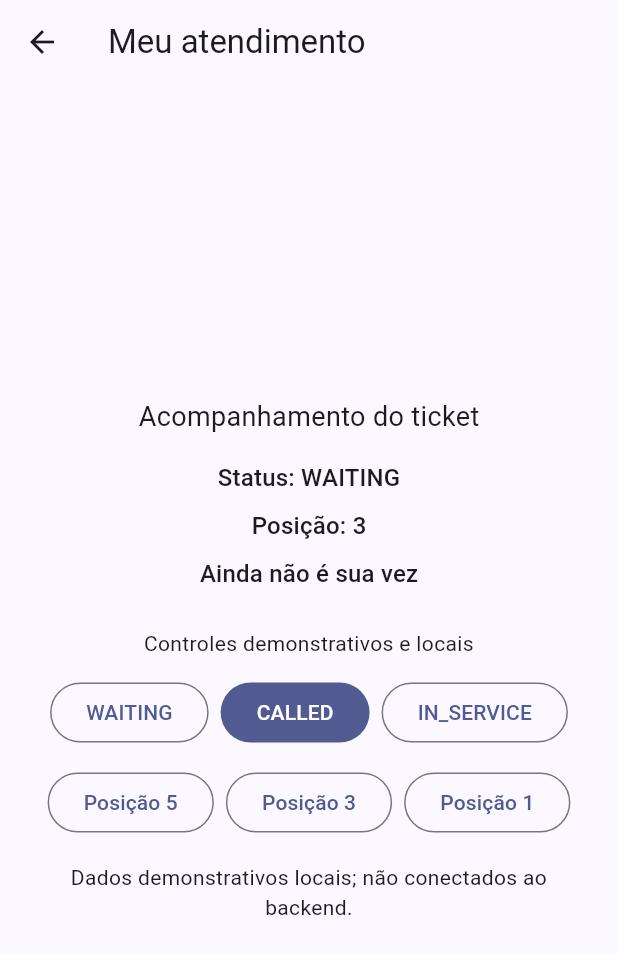
After one commit to msandrade-dev/fila-atendimento, a Flutter app: the screen it shows after launch, after a tap on "Acompanhar meu ticket", on a phone screen of 412 x 824 dp. The commit adds this screen. Shown: the top 954 px of the screen. Run offline on Flutter 3.47's test engine with Material 3 defaults, Android fonts, the phone set to English and light mode, and no system bars; our stand-ins replace signals, signals_flutter.

Commit message:
feat(queue): estrutura módulo principal de atendimento

```diff
--- a/lib/features/home/home_page.dart
+++ b/lib/features/home/home_page.dart
@@ -1,4 +1,4 @@
-import 'package:fila_atendimento/features/counter/counter_page.dart';
+import 'package:fila_atendimento/features/queue/queue_page.dart';
 import 'package:flutter/material.dart';
 
 class HomePage extends StatelessWidget {
@@ -27,22 +27,22 @@ class HomePage extends StatelessWidget {
                   ),
                   const SizedBox(height: 16),
                   const Text(
-                    'Acompanhe filas e demonstrações reativas de atendimento.',
+                    'Acompanhe o status e a posição do seu ticket de atendimento.',
                     key: Key('app-description'),
                     textAlign: TextAlign.center,
                   ),
                   const SizedBox(height: 32),
                   FilledButton.icon(
-                    key: const Key('open-demo-button'),
+                    key: const Key('open-queue-button'),
                     onPressed: () {
                       Navigator.of(context).push(
                         MaterialPageRoute<void>(
-                          builder: (context) => const CounterPage(),
+                          builder: (context) => const QueuePage(),
                         ),
                       );
                     },
-                    icon: const Icon(Icons.science_outlined),
-                    label: const Text('Acessar demonstração'),
+                    icon: const Icon(Icons.confirmation_number_outlined),
+                    label: const Text('Acompanhar meu ticket'),
                   ),
                 ],
               ),
--- /dev/null
+++ b/lib/features/queue/queue_page.dart
@@ -0,0 +1,129 @@
+import 'package:fila_atendimento/features/queue/queue_controller.dart';
+import 'package:flutter/material.dart';
+import 'package:signals_flutter/signals_flutter.dart';
+
+class QueuePage extends StatefulWidget {
+  const QueuePage({super.key});
+
+  @override
+  State<QueuePage> createState() => _QueuePageState();
+}
+
+class _QueuePageState extends State<QueuePage> {
+  final QueueController controller = QueueController();
+
+  @override
+  Widget build(BuildContext context) {
+    return Scaffold(
+      appBar: AppBar(
+        title: const Text('Meu atendimento'),
+      ),
+      body: SafeArea(
+        child: Center(
+          child: SingleChildScrollView(
+            padding: const EdgeInsets.all(24),
+            child: ConstrainedBox(
+              constraints: const BoxConstraints(maxWidth: 420),
+              child: Column(
+                mainAxisSize: MainAxisSize.min,
+                children: [
+                  const Text(
+                    'Acompanhamento do ticket',
+                    key: Key('queue-title'),
+                    style: TextStyle(fontSize: 18),
+                  ),
+                  const SizedBox(height: 16),
+                  SignalBuilder(
+                    builder: (context) {
+                      return Column(
+                        children: [
+                          Text(
+                            'Status: ${controller.ticketStatus.value}',
+                            key: const Key('ticket-status'),
+                            style: Theme.of(context).textTheme.titleMedium,
+                          ),
+                          const SizedBox(height: 8),
+                          Text(
+                            'Posição: ${controller.ticketPosition.value}',
+                            key: const Key('ticket-position'),
+                            style: Theme.of(context).textTheme.titleMedium,
+                          ),
+                          const SizedBox(height: 8),
+                          Text(
+                            controller.isMyTurn.value
+                                ? 'É a sua vez'
+                                : 'Ainda não é sua vez',
+                            key: const Key('ticket-turn'),
+                            style: Theme.of(context).textTheme.titleMedium,
+                          ),
+                        ],
+                      );
+                    },
+                  ),
+                  const SizedBox(height: 24),
+                  const Text(
+                    'Controles demonstrativos e locais',
+                    key: Key('demo-controls-label'),
+                    textAlign: TextAlign.center,
+                  ),
+                  const SizedBox(height: 12),
+                  Wrap(
+                    alignment: WrapAlignment.center,
+                    spacing: 8,
+                    runSpacing: 8,
+                    children: [
+                      OutlinedButton(
+                        key: const Key('waiting-button'),
+                        onPressed: () => controller.updateStatus('WAITING'),
+                        child: const Text('WAITING'),
+                      ),
+                      FilledButton(
+                        key: const Key('called-button'),
+                        onPressed: () => controller.updateStatus('CALLED'),
+                        child: const Text('CALLED'),
+                      ),
+                      OutlinedButton(
+                        key: const Key('in-service-button'),
+                        onPressed: () => controller.updateStatus('IN_SERVICE'),
+                        child: const Text('IN_SERVICE'),
+                      ),
+                    ],
+                  ),
+                  const SizedBox(height: 12),
+                  Wrap(
+                    alignment: WrapAlignment.center,
+                    spacing: 8,
+                    runSpacing: 8,
+                    children: [
+                      OutlinedButton(
+                        key: const Key('position-five-button'),
+                        onPressed: () => controller.updatePosition(5),
+                        child: const Text('Posição 5'),
+                      ),
+                      OutlinedButton(
+                        key: const Key('position-three-button'),
+                        onPressed: () => controller.updatePosition(3),
+                        child: const Text('Posição 3'),
+                      ),
+                      OutlinedButton(
+                        key: const Key('position-one-button'),
+                        onPressed: () => controller.updatePosition(1),
+                        child: const Text('Posição 1'),
+                      ),
+                    ],
+                  ),
+                  const SizedBox(height: 16),
+                  const Text(
+                    'Dados demonstrativos locais; não conectados ao backend.',
+                    key: Key('local-data-label'),
+                    textAlign: TextAlign.center,
+                  ),
+                ],
+              ),
+            ),
+          ),
+        ),
+      ),
+    );
+  }
+}
```
Also changed, not shown: lib/features/counter/counter_controller.dart (deleted, +0 -22 lines), lib/features/counter/counter_page.dart (deleted, +0 -176 lines), lib/main.dart (+0 -14 lines), 3 other files.
